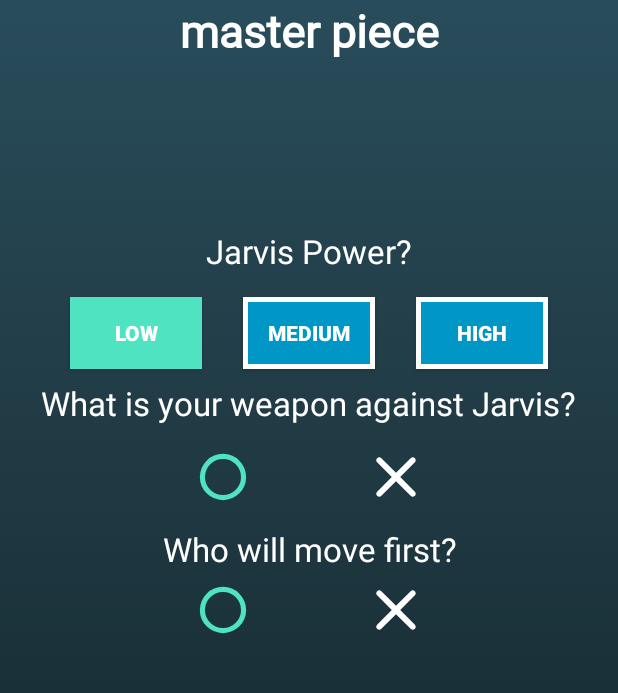
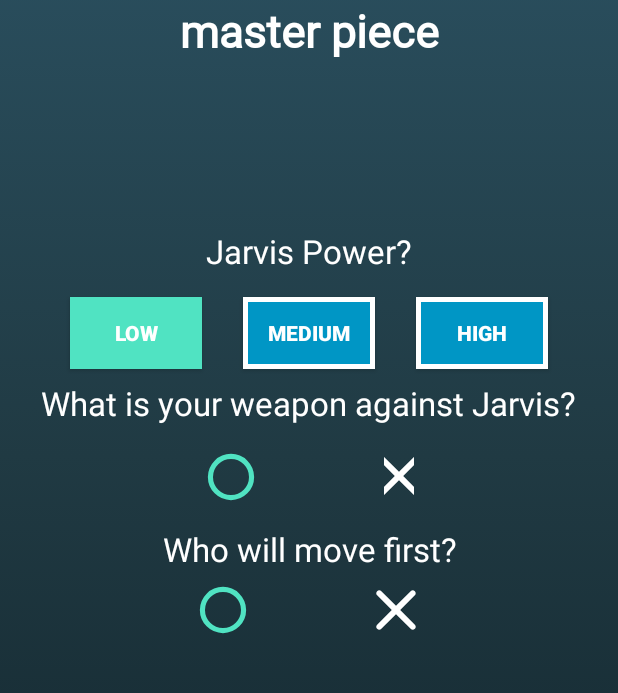
Before and after one commit to Mahmudxon/Tic-Tac-Toe, an Android app: the PlayWithPcFragment screen opened through its navigation route, on a phone screen of 412 x 824 dp, the part 162-855 px from its top. Run offline under Robolectric (Android 15) with nearby library versions, the phone set to English and light mode, and no system bars; our stand-ins replace Dagger/Hilt's generated code.

Commit message:
Play With Jarvis Fragment

```diff
--- /dev/null
+++ b/app/src/main/java/uz/mahmudxon/tictactoe/data/db/AppDatabase.kt
@@ -0,0 +1,5 @@
+package uz.mahmudxon.tictactoe.data.db
+
+//
+//abstract class AppDatabase : RoomDatabase() {
+//}
--- a/app/src/main/java/uz/mahmudxon/tictactoe/di/module/app/AppModule.kt
+++ b/app/src/main/java/uz/mahmudxon/tictactoe/di/module/app/AppModule.kt
@@ -1,7 +1,14 @@
 package uz.mahmudxon.tictactoe.di.module.app
 
+import android.app.Application
+import android.content.Context
 import dagger.Module
+import dagger.Provides
 
 @Module
 object AppModule {
+
+    @Provides
+    fun provideContext(app: Application): Context = app
+
 }
--- a/app/src/main/java/uz/mahmudxon/tictactoe/ui/playwithpc/PLayWithPcViewModel.kt
+++ b/app/src/main/java/uz/mahmudxon/tictactoe/ui/playwithpc/PLayWithPcViewModel.kt
@@ -1,11 +1,56 @@
 package uz.mahmudxon.tictactoe.ui.playwithpc
 
+import androidx.lifecycle.LiveData
 import androidx.lifecycle.MutableLiveData
 import androidx.lifecycle.ViewModel
+import uz.mahmudxon.tictactoe.data.model.Level
+import uz.mahmudxon.tictactoe.utils.Prefs
 import javax.inject.Inject
 
-class PLayWithPcViewModel @Inject constructor() : ViewModel()
-{
-    private val lavel : MutableLiveData<Int> = MutableLiveData()
+class PLayWithPcViewModel @Inject constructor() : ViewModel() {
+    @Inject
+    lateinit var prefs: Prefs
+    private val level: MutableLiveData<Int> = MutableLiveData()
+
+    private val isJarvisWithX: MutableLiveData<Boolean> = MutableLiveData()
+    private val isCrossFirst: MutableLiveData<Boolean> = MutableLiveData()
+
+    fun getLevel(): LiveData<Int> = level
+
+    fun loadLevelFromCache() {
+        val level = prefs.get(prefs.level, Level.EASY)
+        this.level.value = level
+    }
+
+    fun setLevel(level: Int) {
+        prefs.save(prefs.level, level)
+        this.level.value = level
+    }
+
+    fun loadJarvisButtonFromCache() {
+        val jb = prefs.get(prefs.isCrossFirst, false)
+        isJarvisWithX.value = jb
+    }
+
+    fun getIsJarvisWithX(): LiveData<Boolean> = isJarvisWithX
+
+    fun setJarvisWithX(isJarvisWithX: Boolean) {
+        prefs.save(prefs.isJarvisWithX, isJarvisWithX)
+        this.isJarvisWithX.value = isJarvisWithX
+    }
+
+    fun getIsCrossFirst(): LiveData<Boolean> = isCrossFirst
+
+    fun setIsCrossFirst(isCrossFirst: Boolean) {
+        prefs.save(prefs.isCrossFirst, isCrossFirst)
+        this.isCrossFirst.value = isCrossFirst
+    }
+
+    fun loadWhoFistFromCache() {
+        val jb = prefs.get(prefs.isJarvisWithX, false)
+        isCrossFirst.value = jb
+    }
+
+
 
 }
--- a/app/src/main/java/uz/mahmudxon/tictactoe/ui/playwithpc/PlayWithPcFragment.kt
+++ b/app/src/main/java/uz/mahmudxon/tictactoe/ui/playwithpc/PlayWithPcFragment.kt
@@ -7,11 +7,12 @@ import androidx.lifecycle.Observer
 import androidx.lifecycle.ViewModelProvider
 import kotlinx.android.synthetic.main.fragment_play_with_pc.*
 import uz.mahmudxon.tictactoe.R
+import uz.mahmudxon.tictactoe.data.model.Level
 import uz.mahmudxon.tictactoe.ui.base.BaseFragment
 import javax.inject.Inject
 
 
-class PlayWithPcFragment : BaseFragment(R.layout.fragment_play_with_pc) {
+class PlayWithPcFragment : BaseFragment(R.layout.fragment_play_with_pc), View.OnClickListener {
 
     @Inject
     lateinit var providerFactory: ViewModelProvider.Factory
@@ -21,11 +22,60 @@ class PlayWithPcFragment : BaseFragment(R.layout.fragment_play_with_pc) {
     override fun onCreate(view: View) {
         openBottomAnimate()
         setObservers()
+        viewModel.loadLevelFromCache()
+        viewModel.loadJarvisButtonFromCache()
+        viewModel.loadWhoFistFromCache()
+        diff_low?.setOnClickListener(this)
+        diff_medium?.setOnClickListener(this)
+        diff_high?.setOnClickListener(this)
+        wepon_circle?.setOnClickListener(this)
+        wepon_cross?.setOnClickListener(this)
+        cross_move?.setOnClickListener(this)
+        circle_move?.setOnClickListener(this)
+        btnPlay?.setOnClickListener(this)
+        btnQuit?.setOnClickListener(this)
     }
 
-    private fun setObservers()
-    {
+    private fun setObservers() {
+        viewModel.getLevel().observe(this, Observer { checkDiffButtons(it) })
+        viewModel.getIsJarvisWithX().observe(this, Observer { checkWepon(it) })
+        viewModel.getIsCrossFirst().observe(this, Observer { checkMoveButtons(it) })
+    }
 
+    private fun checkDiffButtons(level: Int) {
+        diff_low?.setBackgroundResource(R.drawable.layout_difficulty_button)
+        diff_medium?.setBackgroundResource(R.drawable.layout_difficulty_button)
+        diff_high?.setBackgroundResource(R.drawable.layout_difficulty_button)
+
+        when (level) {
+            Level.EASY -> {
+                diff_low?.setBackgroundResource(R.drawable.layout_difficulty_button_secondary)
+            }
+            Level.MEDIUM -> {
+                diff_medium?.setBackgroundResource(R.drawable.layout_difficulty_button_secondary)
+            }
+
+            Level.HARD -> {
+                diff_high?.setBackgroundResource(R.drawable.layout_difficulty_button_secondary)
+            }
+        }
+    }
+
+    private fun checkWepon(isCross: Boolean) {
+        wepon_circle?.setImageResource(R.drawable.ic_circle_white)
+        wepon_cross?.setImageResource(R.drawable.ic_cross_white)
+        if (!isCross)
+            wepon_circle?.setImageResource(R.drawable.ic_circle_secondary)
+        else wepon_cross?.setImageResource(R.drawable.ic_cross_secondary)
+    }
+
+    private fun checkMoveButtons(isCross: Boolean) {
+        circle_move?.setImageResource(R.drawable.ic_circle_white)
+        cross_move?.setImageResource(R.drawable.ic_cross_white)
+        if (isCross)
+            cross_move?.setImageResource(R.drawable.ic_cross_secondary)
+        else
+            circle_move?.setImageResource(R.drawable.ic_circle_secondary)
     }
 
     override fun onPause() {
@@ -47,4 +97,21 @@ class PlayWithPcFragment : BaseFragment(R.layout.fragment_play_with_pc) {
         bottomLayout.animate()
     }
 
+
+    override fun onClick(v: View?) {
+        when (v?.id) {
+            R.id.diff_low -> viewModel.setLevel(Level.EASY)
+            R.id.diff_medium -> viewModel.setLevel(Level.MEDIUM)
+            R.id.diff_high -> viewModel.setLevel(Level.HARD)
+            R.id.wepon_circle -> viewModel.setJarvisWithX(false)
+            R.id.wepon_cross -> viewModel.setJarvisWithX(true)
+            R.id.cross_move -> viewModel.setIsCrossFirst(true)
+            R.id.circle_move -> viewModel.setIsCrossFirst(false)
+            R.id.btnPlay -> {
+                // There Can Send Something to GameFragment
+                navController.navigate(R.id.action_playWithPcFragment_to_gameFragment)
+            }
+            R.id.btnQuit -> activity?.onBackPressed()
+        }
+    }
 }
--- a/app/src/main/java/uz/mahmudxon/tictactoe/utils/Prefs.kt
+++ b/app/src/main/java/uz/mahmudxon/tictactoe/utils/Prefs.kt
@@ -11,6 +11,8 @@ class Prefs @Inject constructor(app: Context) {
     private var prefs: SharedPreferences
 
     val level = "level"
+    val isJarvisWithX = "isJarvisWithX"
+    val isCrossFirst = "isCrossFirst"
 
     init {
         prefs = app.getSharedPreferences(prefsName, Context.MODE_PRIVATE)
--- a/app/src/main/res/layout/fragment_play_with_pc.xml
+++ b/app/src/main/res/layout/fragment_play_with_pc.xml
@@ -157,8 +157,8 @@
 
         <ImageButton
             android:id="@+id/wepon_cross"
-            android:layout_width="@dimen/circle_cross_button_width_height"
-            android:layout_height="@dimen/circle_cross_button_width_height"
+            android:layout_width="20dp"
+            android:layout_height="33dp"
             android:layout_marginTop="@dimen/circle_cross_top_margin"
             android:layout_marginEnd="@dimen/cross_end_margin"
             android:layout_marginRight="@dimen/cross_end_margin"
--- a/app/src/main/res/navigation/nav_graph.xml
+++ b/app/src/main/res/navigation/nav_graph.xml
@@ -46,7 +46,8 @@
         tools:layout="@layout/fragment_play_with_pc">
         <action
             android:id="@+id/action_playWithPcFragment_to_gameFragment"
-            app:destination="@id/gameFragment" />
+            app:destination="@id/gameFragment"
+            app:popUpTo="@id/homeFragment" />
     </fragment>
 
     <fragment
```
Also changed, not shown: app/src/main/java/uz/mahmudxon/tictactoe/data/model/Level.kt (added, +7 -0 lines).
